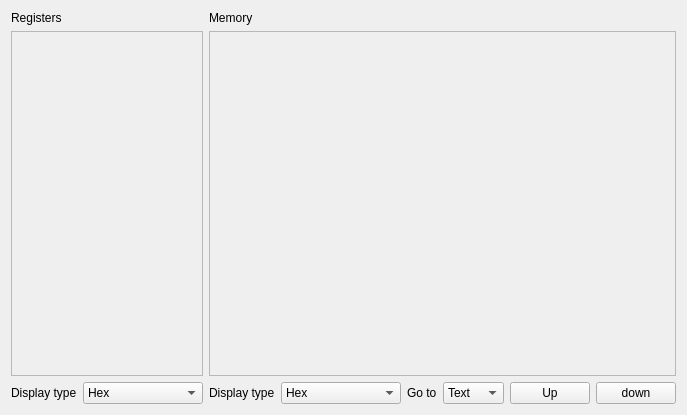
Old version of the form src/memorytab.ui in the repository mortbopet/Ripes.
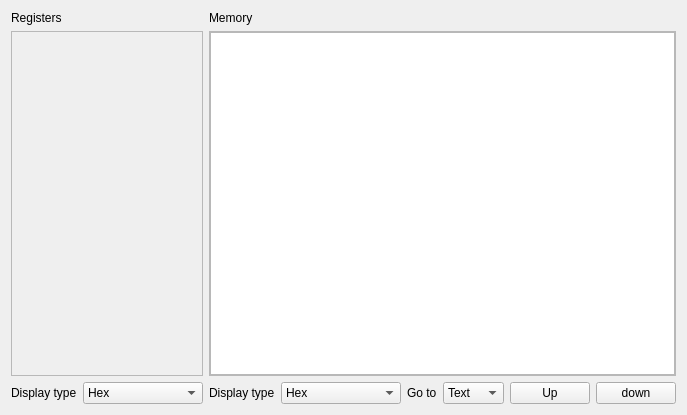
New version of the form.

Commit message: Initial commit for memory tab connection

Diff of the .ui file:
```diff
--- a/src/memorytab.ui
+++ b/src/memorytab.ui
@@ -135,8 +135,27 @@
            </rect>
           </property>
           <layout class="QGridLayout" name="gridLayout_6">
+           <property name="leftMargin">
+            <number>0</number>
+           </property>
+           <property name="topMargin">
+            <number>0</number>
+           </property>
+           <property name="rightMargin">
+            <number>0</number>
+           </property>
+           <property name="bottomMargin">
+            <number>0</number>
+           </property>
+           <property name="horizontalSpacing">
+            <number>6</number>
+           </property>
            <item row="0" column="0">
-            <layout class="QVBoxLayout" name="memoryLayout"/>
+            <layout class="QVBoxLayout" name="memoryLayout">
+             <item>
+              <widget class="QTableView" name="tableView"/>
+             </item>
+            </layout>
            </item>
           </layout>
          </widget>
```
Left out of the diff: 2 changed lines with no effect on the pictures. The commit also changes 4 other files.
